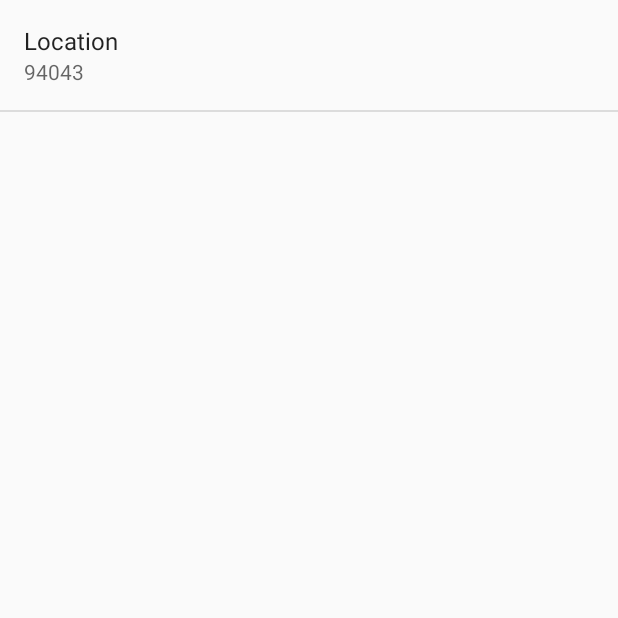
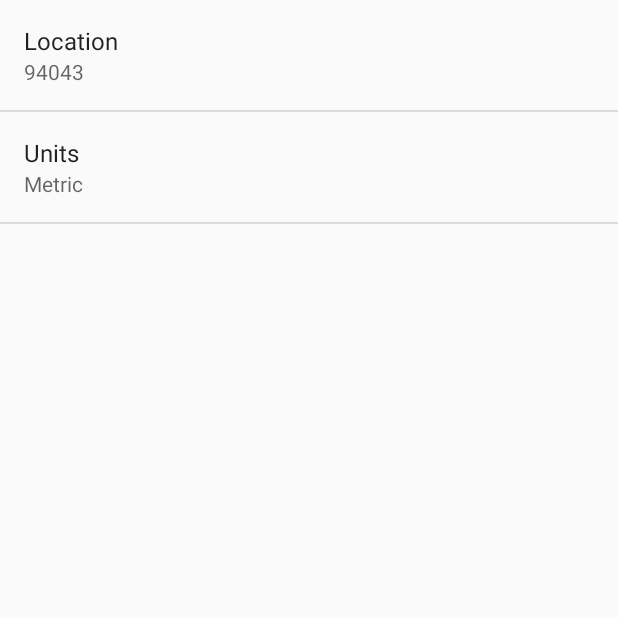
Before and after one commit to JordanRobinson/sunshine, an Android app: the screen it shows after launch (SettingsActivity), in the options menu, after a tap on "Settings", on a phone screen of 412 x 824 dp, the top half of it. Run offline under Robolectric (Android 15) with nearby library versions, the phone set to English and light mode, and no system bars.

```diff
--- a/app/src/main/java/uk/co/jordanrobinson/sunshine/DetailActivity.java
+++ b/app/src/main/java/uk/co/jordanrobinson/sunshine/DetailActivity.java
@@ -29,7 +29,7 @@ public class DetailActivity extends ActionBarActivity {
     @Override
     public boolean onCreateOptionsMenu(Menu menu) {
         // Inflate the menu; this adds items to the action bar if it is present.
-        getMenuInflater().inflate(R.menu.menu_detail, menu);
+        getMenuInflater().inflate(R.menu.detail, menu);
         return true;
     }
 
--- a/app/src/main/java/uk/co/jordanrobinson/sunshine/SettingsActivity.java
+++ b/app/src/main/java/uk/co/jordanrobinson/sunshine/SettingsActivity.java
@@ -26,6 +26,7 @@ public class SettingsActivity extends PreferenceActivity
         // For all preferences, attach an OnPreferenceChangeListener so the UI summary can be
         // updated when the preference changes.
         bindPreferenceSummaryToValue(findPreference(getString(R.string.pref_location_key)));
+        bindPreferenceSummaryToValue(findPreference(getString(R.string.pref_units_key)));
     }
     /**
      * Attaches a listener so the summary is always updated with the preference value.
--- a/app/src/main/res/layout/activity_detail.xml
+++ b/app/src/main/res/layout/activity_detail.xml
@@ -2,7 +2,8 @@
     xmlns:tools="http://schemas.android.com/tools"
     android:id="@+id/container"
     android:layout_width="match_parent"
-    android:layout_height="match_parent" android:paddingLeft="@dimen/activity_horizontal_margin"
+    android:layout_height="match_parent"
+    android:paddingLeft="@dimen/activity_horizontal_margin"
     android:paddingRight="@dimen/activity_horizontal_margin"
     android:paddingTop="@dimen/activity_vertical_margin"
     android:paddingBottom="@dimen/activity_vertical_margin"
--- a/app/src/main/res/menu/menu_main.xml
+++ b/app/src/main/res/menu/main.xml
@@ -3,4 +3,5 @@
     xmlns:tools="http://schemas.android.com/tools" tools:context=".MainActivity">
     <item android:id="@+id/action_settings" android:title="@string/action_settings"
         android:orderInCategory="100" app:showAsAction="never" />
+    <item android:id="@+id/action_map" android:title="@string/action_map" />
 </menu>
--- /dev/null
+++ b/app/src/main/res/values/arrays.xml
@@ -0,0 +1,13 @@
+<?xml version="1.0" encoding="utf-8"?>
+<resources>
+
+    <string-array name="pref_units_options">
+        <item>@string/pref_units_metric_label</item>
+        <item>@string/pref_units_imperial_label</item>
+    </string-array>
+
+    <string-array name="pref_units_values">
+        <item>@string/pref_units_metric</item>
+        <item>@string/pref_units_imperial</item>
+    </string-array>
+</resources>
--- a/app/src/main/res/values/strings.xml
+++ b/app/src/main/res/values/strings.xml
@@ -9,4 +9,15 @@
     <string name="pref_location_label" translatable="false">Location</string>
     <string name="pref_location_key" translatable="false">location</string>
     <string name="pref_location_default" translatable="false">94043</string>
+
+    <string name="pref_units_label" translatable="false">Units</string>
+    <string name="pref_units_key" translatable="false">units</string>
+
+    <string name="pref_units_metric_label" translatable="false">Metric</string>
+    <string name="pref_units_imperial_label" translatable="false">Imperial</string>
+
+    <string name="pref_units_metric" translatable="false">metric</string>
+    <string name="pref_units_imperial" translatable="false">imperial</string>
+
+    <string name="action_map" translatable="false">Map Location</string>
 </resources>
--- a/app/src/main/res/xml/pref_general.xml
+++ b/app/src/main/res/xml/pref_general.xml
@@ -6,4 +6,11 @@
         android:defaultValue="@string/pref_location_default"
         android:inputType="text"
         android:singleLine="true" />
+
+    <ListPreference
+        android:title="@string/pref_units_label"
+        android:key="@string/pref_units_key"
+        android:defaultValue="@string/pref_units_metric"
+        android:entryValues="@array/pref_units_values"
+        android:entries="@array/pref_units_options" />
 </PreferenceScreen>
```
Also changed, not shown: app/src/main/java/uk/co/jordanrobinson/sunshine/ForecastFragment.java (+18 -1 lines), app/src/main/java/uk/co/jordanrobinson/sunshine/MainActivity.java (+31 -1 lines), app/src/main/res/xml/pref_arrays.xml (added, +11 -0 lines), app/src/main/res/menu/detail.xml (renamed from app/src/main/res/menu/menu_detail.xml), 2 other files.
